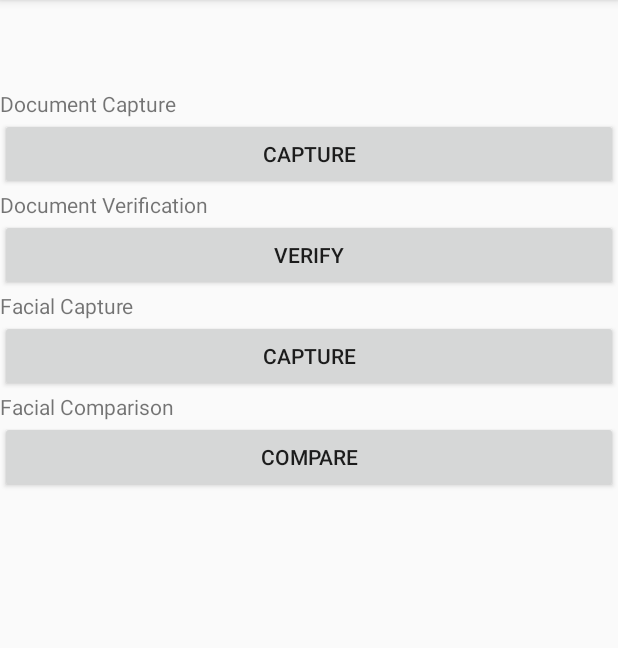
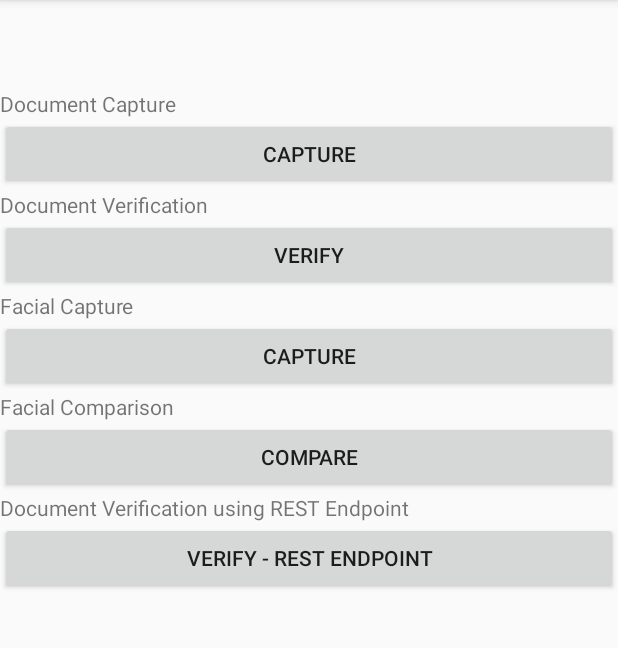
Before and after one commit to W2-Global-Data/DVFC-Sample-Android, an Android app: the screen it shows after launch (MainActivity), on a phone screen of 412 x 824 dp, the part 84-732 px from its top. Run offline under Robolectric (Android 15) with nearby library versions, the phone set to English and light mode, and no system bars; libraries missing offline, so code that uses them is left out: com.w2globaldata.documentverification_client, com.w2globaldata.documentverification_client_abstractions, com.w2globaldata.documentverification_client_capture, com.w2globaldata.facialcomparison_client and 3 more.

Commit message:
Adding a method for calling the rest endpoint

```diff
--- a/app/build.gradle
+++ b/app/build.gradle
@@ -38,6 +38,7 @@ dependencies {
     implementation 'androidx.appcompat:appcompat:1.1.0'
     implementation 'androidx.core:core-ktx:1.2.0'
     implementation 'androidx.constraintlayout:constraintlayout:1.1.3'
+    implementation 'com.squareup.okhttp3:okhttp:4.9.0'
     testImplementation 'junit:junit:4.12'
     androidTestImplementation 'androidx.test.ext:junit:1.1.1'
     androidTestImplementation 'androidx.test.espresso:espresso-core:3.2.0'
--- a/app/src/main/res/layout/activity_main.xml
+++ b/app/src/main/res/layout/activity_main.xml
@@ -73,5 +73,17 @@
             android:layout_height="wrap_content"
             android:text="@string/compare" />
 
+        <TextView
+            android:id="@+id/textView"
+            android:layout_width="match_parent"
+            android:layout_height="wrap_content"
+            android:text="@string/document_verification_using_rest_endpoint" />
+
+        <Button
+            android:id="@+id/verifyRestEndpointsButton"
+            android:layout_width="match_parent"
+            android:layout_height="wrap_content"
+            android:text="@string/verify_using_rest_endpoints" />
+
     </LinearLayout>
 </ScrollView>
--- a/app/src/main/res/values/strings.xml
+++ b/app/src/main/res/values/strings.xml
@@ -2,9 +2,11 @@
     <string name="app_name">w2-clean-example</string>
     <string name="document_capture">Document Capture</string>
     <string name="document_verification">Document Verification</string>
+    <string name="document_verification_using_rest_endpoint">Document Verification using REST Endpoint</string>
     <string name="facial_capture">Facial Capture</string>
     <string name="facial_comparison">Facial Comparison</string>
     <string name="capture">Capture</string>
     <string name="verify">Verify</string>
+    <string name="verify_using_rest_endpoints">Verify - REST endpoint</string>
     <string name="compare">Compare</string>
 </resources>
```
Also changed, not shown: app/src/main/java/com/example/w2_clean_example/MainActivity.kt (+65 -7 lines), 2 other files.
